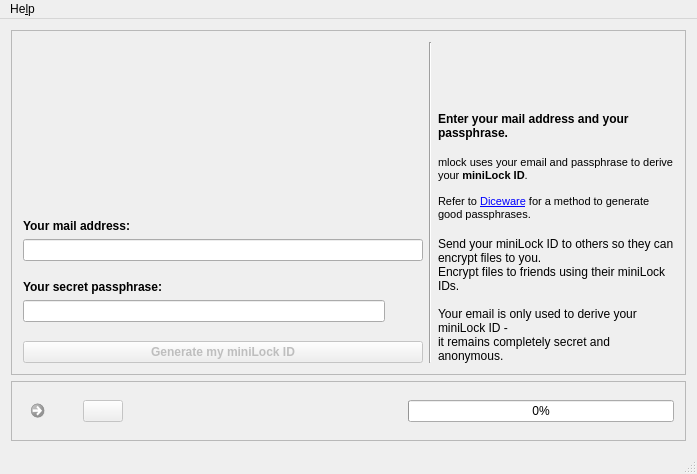
First picture: the form in src/gui/qt-widgets/mlock-gui/mlockmainwindow.ui, repository andre-simon/mikrolock, before the edit.
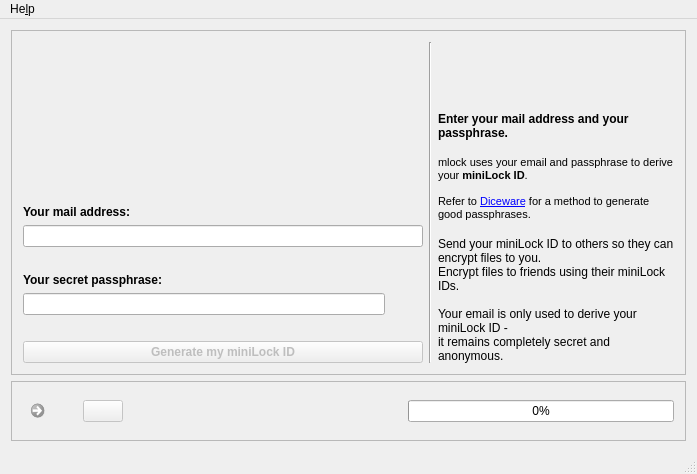
Second picture: the form after the edit. Icons and pictures are not drawn.

Diff of the .ui file:
```diff
--- a/src/gui/qt-widgets/mlock-gui/mlockmainwindow.ui
+++ b/src/gui/qt-widgets/mlock-gui/mlockmainwindow.ui
@@ -87,7 +87,7 @@
             <property name="sizeHint" stdset="0">
              <size>
               <width>20</width>
-              <height>13</height>
+              <height>20</height>
              </size>
             </property>
            </spacer>
@@ -168,7 +168,7 @@
             <property name="sizeHint" stdset="0">
              <size>
               <width>20</width>
-              <height>13</height>
+              <height>20</height>
              </size>
             </property>
            </spacer>
```
Left out of the diff: 9 changed lines with no effect on the pictures.
